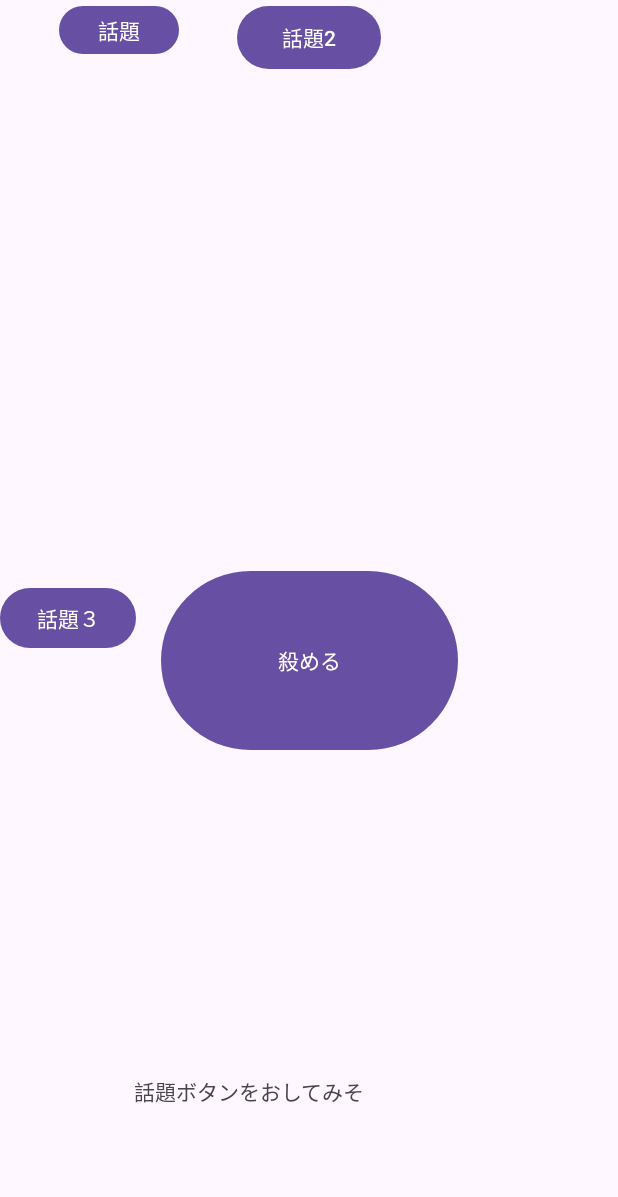
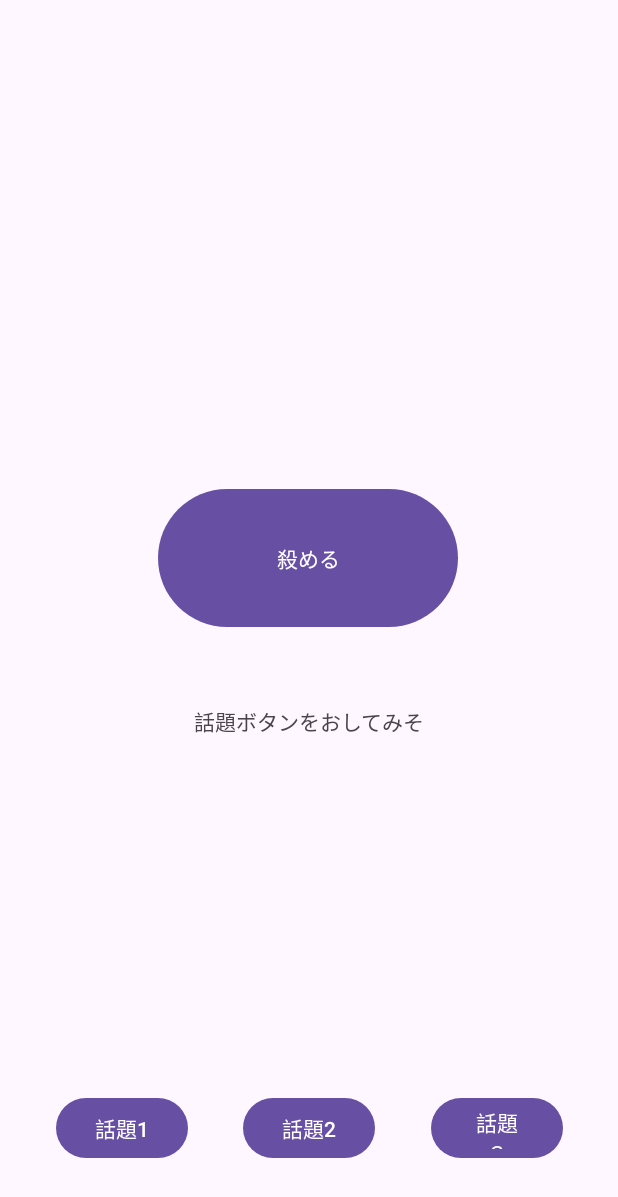
Before and after one commit to konan-pbl-2025/word_policing, an Android app: the GameWithVote screen opened directly, with no data from a screen before it, on a phone screen of 412 x 824 dp. Shown: the top 1197 px of the screen. Run offline under Robolectric (Android 15) with nearby library versions, the phone set to English and light mode, and no system bars.

Commit message:
マージンお願いします。

```diff
--- a/app/src/main/res/layout/activity_game_with_vote.xml
+++ b/app/src/main/res/layout/activity_game_with_vote.xml
@@ -8,48 +8,58 @@
 
     <Button
         android:id="@+id/topic1"
-        android:layout_width="80dp"
-        android:layout_height="40dp"
+        android:layout_width="88dp"
+        android:layout_height="48dp"
         android:text="話題1"
+        app:layout_constraintBottom_toBottomOf="parent"
         app:layout_constraintEnd_toStartOf="@+id/topic2"
         app:layout_constraintStart_toStartOf="parent"
-        app:layout_constraintTop_toTopOf="parent" />
+        app:layout_constraintTop_toTopOf="parent"
+        app:layout_constraintVertical_bias="0.938" />
 
     <Button
         android:id="@+id/topic2"
-        android:layout_width="96dp"
-        android:layout_height="50dp"
+        android:layout_width="wrap_content"
+        android:layout_height="48dp"
         android:text="話題2"
+        app:layout_constraintBottom_toBottomOf="parent"
         app:layout_constraintEnd_toEndOf="parent"
         app:layout_constraintStart_toStartOf="parent"
-        app:layout_constraintTop_toTopOf="parent" />
+        app:layout_constraintTop_toTopOf="parent"
+        app:layout_constraintVertical_bias="0.938" />
 
     <Button
         android:id="@+id/topic3"
-        android:layout_width="wrap_content"
-        android:layout_height="wrap_content"
+        android:layout_width="88dp"
+        android:layout_height="48dp"
         android:text="話題３"
         app:layout_constraintBottom_toBottomOf="parent"
+        app:layout_constraintEnd_toEndOf="parent"
+        app:layout_constraintStart_toEndOf="@+id/topic2"
         app:layout_constraintTop_toTopOf="parent"
-        tools:layout_editor_absoluteX="304dp" />
+        app:layout_constraintVertical_bias="0.938" />
 
     <Button
         android:id="@+id/kill"
-        android:layout_width="198dp"
-        android:layout_height="127dp"
-        android:layout_marginTop="56dp"
+        android:layout_width="200dp"
+        android:layout_height="100dp"
         android:text="殺める"
         app:layout_constraintBottom_toBottomOf="parent"
         app:layout_constraintEnd_toEndOf="parent"
+        app:layout_constraintHorizontal_bias="0.497"
         app:layout_constraintStart_toStartOf="parent"
-        app:layout_constraintTop_toTopOf="@+id/topic2" />
+        app:layout_constraintTop_toTopOf="parent"
+        app:layout_constraintVertical_bias="0.445" />
 
     <TextView
         android:id="@+id/topic"
-        android:layout_width="233dp"
-        android:layout_height="107dp"
+        android:gravity="center_horizontal"
+        android:layout_width="335dp"
+        android:layout_height="189dp"
         android:text="話題ボタンをおしてみそ"
         app:layout_constraintBottom_toBottomOf="parent"
         app:layout_constraintEnd_toEndOf="parent"
-        app:layout_constraintStart_toStartOf="parent" />
+        app:layout_constraintStart_toStartOf="parent"
+        app:layout_constraintTop_toTopOf="parent"
+        app:layout_constraintVertical_bias="0.741" />
 </androidx.constraintlayout.widget.ConstraintLayout>
```
